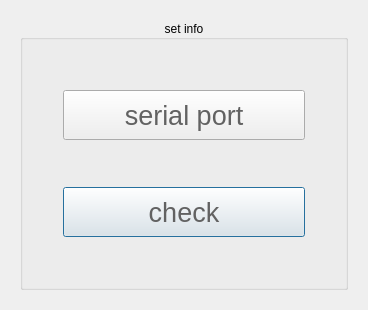
First picture: the form in msettingdlg.ui, repository yuanjinxin123/shenglei, before the edit.
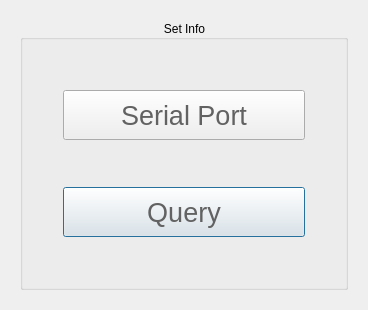
Second picture: the form after the edit. Icons and pictures are not drawn.

```diff
--- a/msettingdlg.ui
+++ b/msettingdlg.ui
@@ -38,7 +38,7 @@
       <string notr="true">color: rgb(0, 0, 0);</string>
      </property>
      <property name="title">
-      <string>set info</string>
+      <string>Set Info</string>
      </property>
      <property name="alignment">
       <set>Qt::AlignCenter</set>
@@ -86,7 +86,7 @@
 }</string>
         </property>
         <property name="text">
-         <string>check</string>
+         <string>Query</string>
         </property>
        </widget>
       </item>
@@ -126,7 +126,7 @@
 }</string>
         </property>
         <property name="text">
-         <string>serial port</string>
+         <string>Serial Port</string>
         </property>
        </widget>
       </item>
```
